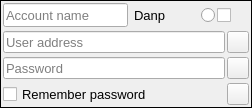
StrongEdward/swift, file Swift/QtUI/QtAccountDetailsWidget.ui: the form before one commit.
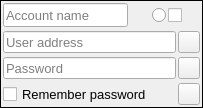
The form after the commit. Icons and pictures are not drawn.

The edit to the form file:
```diff
--- a/Swift/QtUI/QtAccountDetailsWidget.ui
+++ b/Swift/QtUI/QtAccountDetailsWidget.ui
@@ -6,7 +6,7 @@
    <rect>
     <x>0</x>
     <y>0</y>
-    <width>252</width>
+    <width>203</width>
     <height>108</height>
    </rect>
   </property>
@@ -125,7 +125,7 @@
         <number>0</number>
        </property>
        <property name="text">
-        <string>Danp</string>
+        <string/>
        </property>
        <property name="textFormat">
         <enum>Qt::PlainText</enum>
```
Left out of the diff: 3 changed lines with no effect on the pictures.
